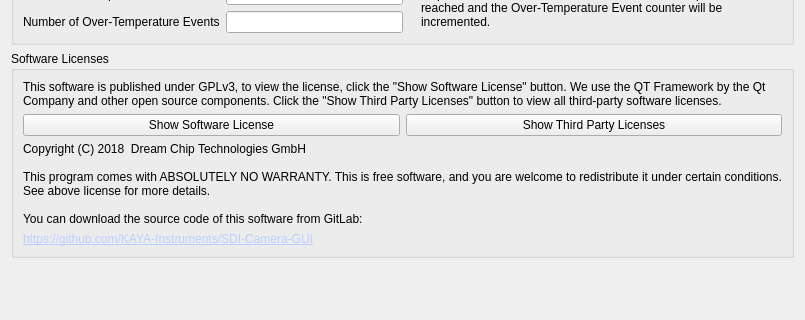
The window that dct_widgets/infobox/infobox.ui (KAYA-Instruments/SDI-Control-Point) describes before a commit, drawn with Qt 5; both pictures show x 0 to 805 and y 580 to 900 of the 805 by 900 pixel window.
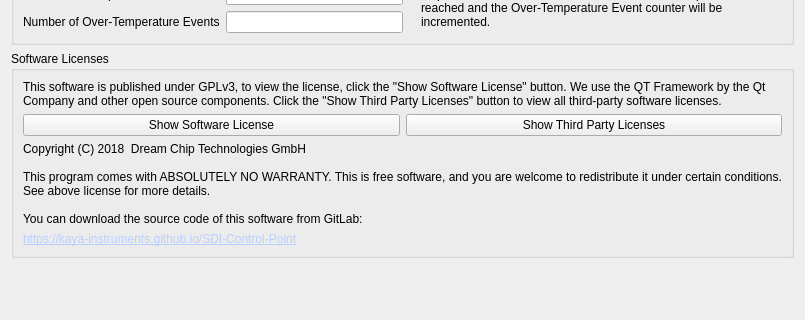
The same window after the commit.

Commit message: README file and Github link update

Patch:
```diff
--- a/dct_widgets/infobox/infobox.ui
+++ b/dct_widgets/infobox/infobox.ui
@@ -948,7 +948,7 @@
            <cursorShape>PointingHandCursor</cursorShape>
           </property>
           <property name="text">
-           <string>&lt;html&gt;&lt;head/&gt;&lt;body&gt;&lt;p&gt;&lt;a href=&quot;https://github.com/KAYA-Instruments/SDI-Camera-GUI&quot;&gt;&lt;span style=&quot; text-decoration: underline; color:#bacfff;&quot;&gt;https://github.com/KAYA-Instruments/SDI-Camera-GUI&lt;/span&gt;&lt;/a&gt;&lt;/p&gt;&lt;/body&gt;&lt;/html&gt;</string>
+           <string>&lt;html&gt;&lt;head/&gt;&lt;body&gt;&lt;p&gt;&lt;a href=&quot;https://kaya-instruments.github.io/SDI-Control-Point&quot;&gt;&lt;span style=&quot; text-decoration: underline; color:#bacfff;&quot;&gt;https://kaya-instruments.github.io/SDI-Control-Point&lt;/span&gt;&lt;/a&gt;&lt;/p&gt;&lt;/body&gt;&lt;/html&gt;</string>
           </property>
           <property name="openExternalLinks">
            <bool>true</bool>
```
Left out of the diff: 11 changed lines with no effect on the pictures. The commit also changes 1 other file.
